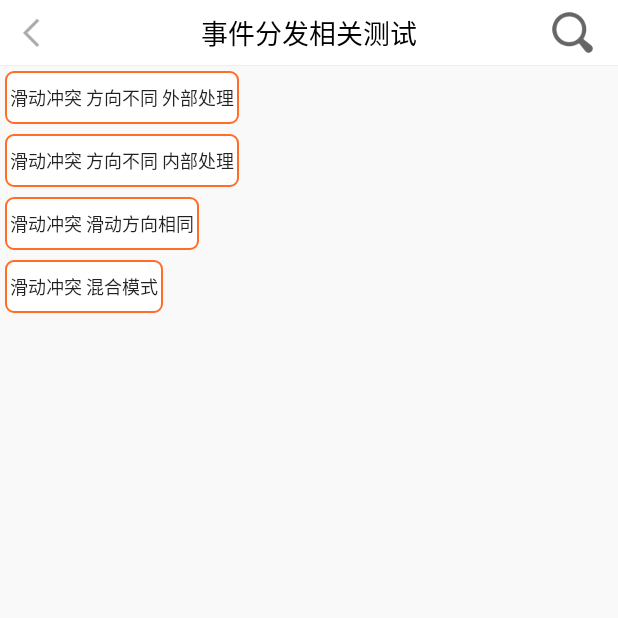
After one commit to MrLiMiss/Fairy, an Android app: the EventActivity screen opened directly, with no data from a screen before it, on a phone screen of 412 x 824 dp, the top half of it. The commit adds this screen. Run offline under Robolectric (Android 15) with nearby library versions, the phone set to English and light mode, and no system bars; our stand-ins replace ButterKnife.

Commit message:
task  滑动冲突 不同方向 外部view 处理

```diff
--- a/app/src/main/AndroidManifest.xml
+++ b/app/src/main/AndroidManifest.xml
@@ -89,6 +89,8 @@
         <activity android:name=".oom.singleIntense.SingleOOMActivity" />
         <activity android:name=".oom.singleIntense.LastActivity" />
         <activity android:name=".anr.ANRActivity" />
+        <activity android:name=".event_conflict.out.OutEventActivity" />
+        <activity android:name=".event_conflict.EventActivity" />
 
         <service android:name=".jetpack.MyService" />
         <!--音乐service test-->
--- /dev/null
+++ b/app/src/main/java/com/tengfei/fairy/event_conflict/EventActivity.java
@@ -0,0 +1,65 @@
+package com.tengfei.fairy.event_conflict;
+
+import android.content.Intent;
+import android.view.View;
+import android.widget.Button;
+
+import com.tengfei.fairy.R;
+import com.tengfei.fairy.anr.ANRActivity;
+import com.tengfei.fairy.base.BaseActivity;
+import com.tengfei.fairy.service.MusicService;
+import com.tengfei.fairy.utils.IntentUtils;
+import com.tengfei.fairy.utils.Logs;
+
+import butterknife.BindView;
+import butterknife.OnClick;
+
+import static com.tengfei.fairy.application.FairyApplication.getContext;
+
+/**
+ * @ Description :
+ * @ Author 李腾飞
+ * @ Time 2022/3/16   10:42 AM
+ * @ Version :
+ */
+public class EventActivity extends BaseActivity {
+    @BindView(R.id.btn_conflict_out)
+    Button mBtnConflictOut;
+
+    @OnClick({R.id.btn_conflict_out})
+    void click(View view){
+        switch (view.getId()) {
+            case R.id.btn_conflict_out://同方向 外部view处理
+                IntentUtils.toOutEventActivity(getContext());
+                break;
+//            case R.id.btn_service_anr://服务超时ANR
+//                Intent intent =new Intent(ANRActivity.this, MusicService.class);
+//                intent.putExtra("testANR",true);
+//                startService(intent);
+//                break;
+//            case R.id.btn_broadcast_anr://广播超时ANR
+//                Logs.d(TAG,"广播超时");
+//                break;
+        }
+    }
+
+    @Override
+    protected int getContentLayout() {
+        return R.layout.activity_event;
+    }
+
+    @Override
+    protected void initGui() {
+
+    }
+
+    @Override
+    protected void initAction() {
+
+    }
+
+    @Override
+    protected void initData() {
+
+    }
+}
--- a/app/src/main/java/com/tengfei/fairy/fragment/HonorFragment.java
+++ b/app/src/main/java/com/tengfei/fairy/fragment/HonorFragment.java
@@ -80,7 +80,7 @@ public class HonorFragment extends BaseFragment {
     }
 
     @RequiresApi(api = Build.VERSION_CODES.N)
-    @OnClick({R.id.btn_touch,R.id.tv_base_android,R.id.tv_widget,R.id.tv_triparty,R.id.btn_activity,R.id.test_test,R.id.btn_service,R.id.btn_manager,R.id.btn_muti_thread,R.id.tv_http,R.id.btn_jni,R.id.btn_oom,R.id.btn_ANR})
+    @OnClick({R.id.btn_touch,R.id.tv_base_android,R.id.tv_widget,R.id.tv_triparty,R.id.btn_activity,R.id.test_test,R.id.btn_service,R.id.btn_manager,R.id.btn_muti_thread,R.id.tv_http,R.id.btn_jni,R.id.btn_oom,R.id.btn_ANR,R.id.btn_event})
     void click(View view) {
         switch (view.getId()) {
             case R.id.tv_base_android://Android 基础知识
@@ -113,6 +113,8 @@ public class HonorFragment extends BaseFragment {
             case R.id.btn_ANR:
                 IntentUtils.toANRActivity(getContext());
                 break;
+            case R.id.btn_event:
+                IntentUtils.toEventActivity(getContext());
 //            case R.id.tv_animation:
 //                Intent intent=new Intent(getContext(), AnimationActivity.class);
 //                break;
--- /dev/null
+++ b/app/src/main/res/layout/activity_event.xml
@@ -0,0 +1,30 @@
+<?xml version="1.0" encoding="utf-8"?>
+<LinearLayout xmlns:android="http://schemas.android.com/apk/res/android"
+    xmlns:app="http://schemas.android.com/apk/res-auto"
+    android:orientation="vertical"
+    android:layout_width="match_parent"
+    android:layout_height="match_parent">
+    <com.tengfei.fairy.widget.ActionBarView
+        android:id="@+id/actionbar"
+        android:layout_width="match_parent"
+        android:layout_height="wrap_content"
+        app:titleStr="事件分发相关测试"></com.tengfei.fairy.widget.ActionBarView>
+    <Button
+        android:id="@+id/btn_conflict_out"
+        style="@style/mybutton"
+        android:text="滑动冲突 方向不同 外部处理"/>
+    <Button
+        android:id="@+id/btn_btn_conflict_in"
+        style="@style/mybutton"
+        android:text="滑动冲突 方向不同 内部处理"/>
+    <Button
+        android:id="@+id/btn_conflict_common"
+        style="@style/mybutton"
+        android:text="滑动冲突 滑动方向相同"/>
+    <Button
+        android:id="@+id/btn_conflict_mix"
+        style="@style/mybutton"
+        android:text="滑动冲突 混合模式"/>
+
+
+</LinearLayout>
```
Also changed, not shown: app/src/main/java/com/tengfei/fairy/event_conflict/MyUtils.java (added, +56 -0 lines), app/src/main/java/com/tengfei/fairy/event_conflict/out/HorizontalScrollViewEx.java (added, +216 -0 lines), app/src/main/java/com/tengfei/fairy/event_conflict/out/OutEventActivity.java (added, +81 -0 lines), app/src/main/java/com/tengfei/fairy/utils/IntentUtils.java (+19 -0 lines), app/src/main/res/layout/activity_outevent.xml (added, +14 -0 lines), app/src/main/res/layout/content_layout.xml (added, +25 -0 lines), app/src/main/res/layout/content_list_item.xml (added, +14 -0 lines).
